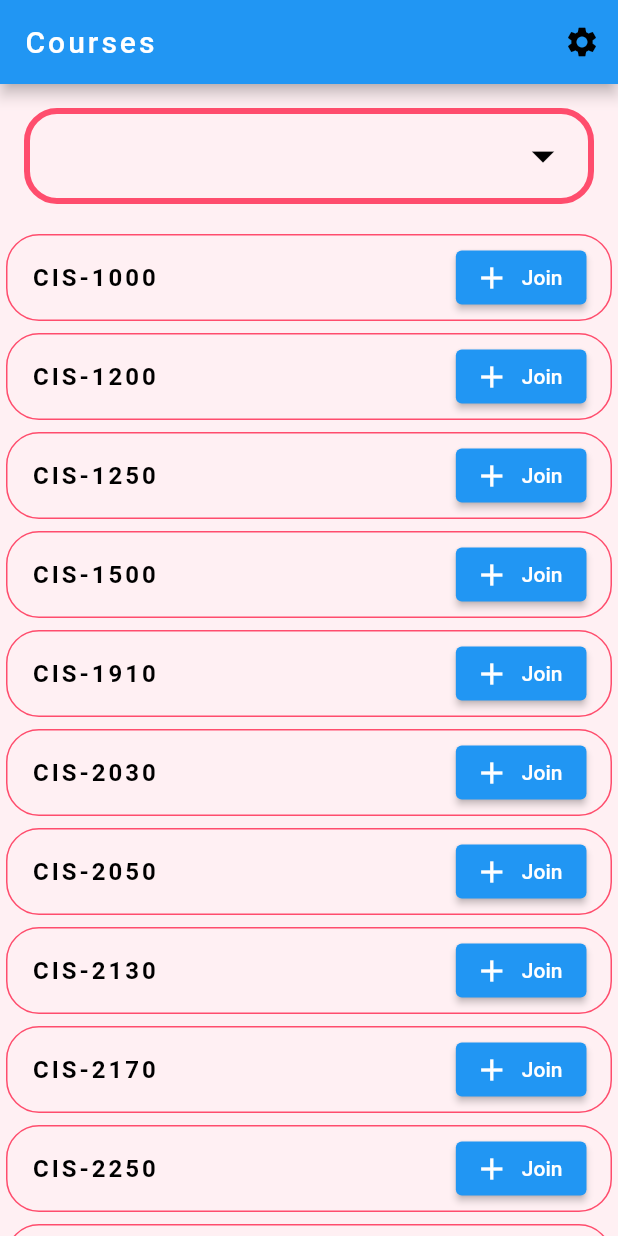
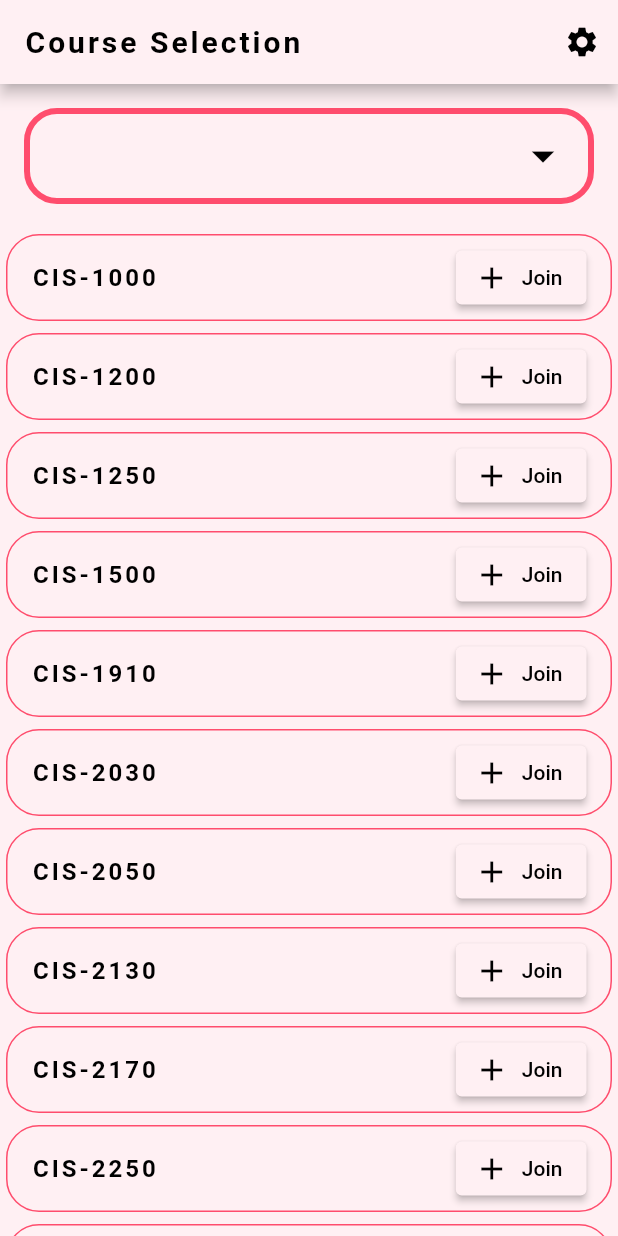
Before and after one commit to david-reti/study-buddies, a Flutter app: the ListViewBuilder screen opened directly, on a phone screen of 412 x 824 dp. Run offline on Flutter 3.47's test engine with Material 2 defaults, Android fonts, the phone set to English and light mode, and no system bars.

Commit message:
updated registration screen  UI

```diff
--- a/app/lib/Screens/courses.dart
+++ b/app/lib/Screens/courses.dart
@@ -27,9 +27,10 @@ class _CoursesState extends State<Courses> {
     // TODO: implement build
     return new MaterialApp(
         title: "ListView.builder",
-        theme: new ThemeData(
+        color: Color.fromRGBO(255, 240, 243, 1.0),
+        /*theme: new ThemeData(
             //primarySwatch: Colors.red
-            primarySwatch: Colors.red),
+            primarySwatch: Colors.red),*/
         debugShowCheckedModeBanner: false,
         home: new ListViewBuilder());
   }
@@ -42,6 +43,8 @@ class ListViewBuilder extends StatefulWidget {
 
 class _ListViewBuilderState extends State<ListViewBuilder> {
   final Color boxOutColor = const Color(0xffFF4D6D);
+  final Color backgroundColor = const Color(0xffFFF0F3);
+
   final items = [
     'Accounting',
     'Agriculture',
@@ -56,6 +59,7 @@ class _ListViewBuilderState extends State<ListViewBuilder> {
   Widget build(BuildContext context) {
     return Scaffold(
       appBar: AppBar(
+        backgroundColor: backgroundColor,
         actions: <Widget>[
           IconButton(
               icon: Icon(
@@ -65,10 +69,11 @@ class _ListViewBuilderState extends State<ListViewBuilder> {
               onPressed: () {})
         ],
         title: Text(
-          "Courses",
+          "Course Selection",
           style: TextStyle(
-            letterSpacing: 2,
-          ),
+              fontWeight: FontWeight.bold,
+              letterSpacing: 2,
+              color: Colors.black),
         ),
       ),
       body: ListView(
@@ -107,8 +112,11 @@ class _ListViewBuilderState extends State<ListViewBuilder> {
                         color: Colors.black)),
                 trailing: ElevatedButton.icon(
                   onPressed: () {},
-                  icon: Icon(Icons.add),
-                  label: Text('Join'),
+                  style: ElevatedButton.styleFrom(
+                    primary: Color.fromRGBO(255, 240, 243, 1.0),
+                  ),
+                  icon: Icon(Icons.add, color: Colors.black),
+                  label: Text('Join', style: TextStyle(color: Colors.black)),
                   //color: Colors.amber,
                 ),
               )),
@@ -127,8 +135,11 @@ class _ListViewBuilderState extends State<ListViewBuilder> {
                         color: Colors.black)),
                 trailing: ElevatedButton.icon(
                   onPressed: () {},
-                  icon: Icon(Icons.add),
-                  label: Text('Join'),
+                  style: ElevatedButton.styleFrom(
+                    primary: Color.fromRGBO(255, 240, 243, 1.0),
+                  ),
+                  icon: Icon(Icons.add, color: Colors.black),
+                  label: Text('Join', style: TextStyle(color: Colors.black)),
                   //color: Colors.amber,
                 ),
               )),
@@ -148,8 +159,11 @@ class _ListViewBuilderState extends State<ListViewBuilder> {
                         color: Colors.black)),
                 trailing: ElevatedButton.icon(
                   onPressed: () {},
-                  icon: Icon(Icons.add),
-                  label: Text('Join'),
+                  style: ElevatedButton.styleFrom(
+                    primary: Color.fromRGBO(255, 240, 243, 1.0),
+                  ),
+                  icon: Icon(Icons.add, color: Colors.black),
+                  label: Text('Join', style: TextStyle(color: Colors.black)),
                   //color: Colors.amber,
                 ),
               )),
@@ -168,8 +182,11 @@ class _ListViewBuilderState extends State<ListViewBuilder> {
                         color: Colors.black)),
                 trailing: ElevatedButton.icon(
                   onPressed: () {},
-                  icon: Icon(Icons.add),
-                  label: Text('Join'),
+                  style: ElevatedButton.styleFrom(
+                    primary: Color.fromRGBO(255, 240, 243, 1.0),
+                  ),
+                  icon: Icon(Icons.add, color: Colors.black),
+                  label: Text('Join', style: TextStyle(color: Colors.black)),
                   //color: Colors.amber,
                 ),
               )),
@@ -188,8 +205,11 @@ class _ListViewBuilderState extends State<ListViewBuilder> {
                         color: Colors.black)),
                 trailing: ElevatedButton.icon(
                   onPressed: () {},
-                  icon: Icon(Icons.add),
-                  label: Text('Join'),
+                  style: ElevatedButton.styleFrom(
+                    primary: Color.fromRGBO(255, 240, 243, 1.0),
+                  ),
+                  icon: Icon(Icons.add, color: Colors.black),
+                  label: Text('Join', style: TextStyle(color: Colors.black)),
                   //color: Colors.amber,
                 ),
               )),
@@ -208,8 +228,11 @@ class _ListViewBuilderState extends State<ListViewBuilder> {
                         color: Colors.black)),
                 trailing: ElevatedButton.icon(
                   onPressed: () {},
-                  icon: Icon(Icons.add),
-                  label: Text('Join'),
+                  style: ElevatedButton.styleFrom(
+                    primary: Color.fromRGBO(255, 240, 243, 1.0),
+                  ),
+                  icon: Icon(Icons.add, color: Colors.black),
+                  label: Text('Join', style: TextStyle(color: Colors.black)),
                   //color: Colors.amber,
                 ),
               )),
@@ -228,8 +251,11 @@ class _ListViewBuilderState extends State<ListViewBuilder> {
                         color: Colors.black)),
                 trailing: ElevatedButton.icon(
                   onPressed: () {},
-                  icon: Icon(Icons.add),
-                  label: Text('Join'),
+                  style: ElevatedButton.styleFrom(
+                    primary: Color.fromRGBO(255, 240, 243, 1.0),
+                  ),
+                  icon: Icon(Icons.add, color: Colors.black),
+                  label: Text('Join', style: TextStyle(color: Colors.black)),
                   //color: Colors.amber,
                 ),
               )),
@@ -248,8 +274,11 @@ class _ListViewBuilderState extends State<ListViewBuilder> {
                         color: Colors.black)),
                 trailing: ElevatedButton.icon(
                   onPressed: () {},
-                  icon: Icon(Icons.add),
-                  label: Text('Join'),
+                  style: ElevatedButton.styleFrom(
+                    primary: Color.fromRGBO(255, 240, 243, 1.0),
+                  ),
+                  icon: Icon(Icons.add, color: Colors.black),
+                  label: Text('Join', style: TextStyle(color: Colors.black)),
                   //color: Colors.amber,
                 ),
               )),
@@ -268,8 +297,11 @@ class _ListViewBuilderState extends State<ListViewBuilder> {
                         color: Colors.black)),
                 trailing: ElevatedButton.icon(
                   onPressed: () {},
-                  icon: Icon(Icons.add),
-                  label: Text('Join'),
+                  style: ElevatedButton.styleFrom(
+                    primary: Color.fromRGBO(255, 240, 243, 1.0),
+                  ),
+                  icon: Icon(Icons.add, color: Colors.black),
+                  label: Text('Join', style: TextStyle(color: Colors.black)),
                   //color: Colors.amber,
                 ),
               )),
@@ -288,8 +320,11 @@ class _ListViewBuilderState extends State<ListViewBuilder> {
                         color: Colors.black)),
                 trailing: ElevatedButton.icon(
                   onPressed: () {},
-                  icon: Icon(Icons.add),
-                  label: Text('Join'),
+                  style: ElevatedButton.styleFrom(
+                    primary: Color.fromRGBO(255, 240, 243, 1.0),
+                  ),
+                  icon: Icon(Icons.add, color: Colors.black),
+                  label: Text('Join', style: TextStyle(color: Colors.black)),
                   //color: Colors.amber,
                 ),
               )),
@@ -308,8 +343,11 @@ class _ListViewBuilderState extends State<ListViewBuilder> {
                         color: Colors.black)),
                 trailing: ElevatedButton.icon(
                   onPressed: () {},
-                  icon: Icon(Icons.add),
-                  label: Text('Join'),
+                  style: ElevatedButton.styleFrom(
+                    primary: Color.fromRGBO(255, 240, 243, 1.0),
+                  ),
+                  icon: Icon(Icons.add, color: Colors.black),
+                  label: Text('Join', style: TextStyle(color: Colors.black)),
                   //color: Colors.amber,
                 ),
               )),
@@ -328,8 +366,11 @@ class _ListViewBuilderState extends State<ListViewBuilder> {
                         color: Colors.black)),
                 trailing: ElevatedButton.icon(
                   onPressed: () {},
-                  icon: Icon(Icons.add),
-                  label: Text('Join'),
+                  style: ElevatedButton.styleFrom(
+                    primary: Color.fromRGBO(255, 240, 243, 1.0),
+                  ),
+                  icon: Icon(Icons.add, color: Colors.black),
+                  label: Text('Join', style: TextStyle(color: Colors.black)),
                   //color: Colors.amber,
                 ),
               )),
@@ -348,8 +389,11 @@ class _ListViewBuilderState extends State<ListViewBuilder> {
                         color: Colors.black)),
                 trailing: ElevatedButton.icon(
                   onPressed: () {},
-                  icon: Icon(Icons.add),
-                  label: Text('Join'),
+                  style: ElevatedButton.styleFrom(
+                    primary: Color.fromRGBO(255, 240, 243, 1.0),
+                  ),
+                  icon: Icon(Icons.add, color: Colors.black),
+                  label: Text('Join', style: TextStyle(color: Colors.black)),
                   //color: Colors.amber,
                 ),
               )),
@@ -368,8 +412,11 @@ class _ListViewBuilderState extends State<ListViewBuilder> {
                         color: Colors.black)),
                 trailing: ElevatedButton.icon(
                   onPressed: () {},
-                  icon: Icon(Icons.add),
-                  label: Text('Join'),
+                  style: ElevatedButton.styleFrom(
+                    primary: Color.fromRGBO(255, 240, 243, 1.0),
+                  ),
+                  icon: Icon(Icons.add, color: Colors.black),
+                  label: Text('Join', style: TextStyle(color: Colors.black)),
                   //color: Colors.amber,
                 ),
               )),
```
